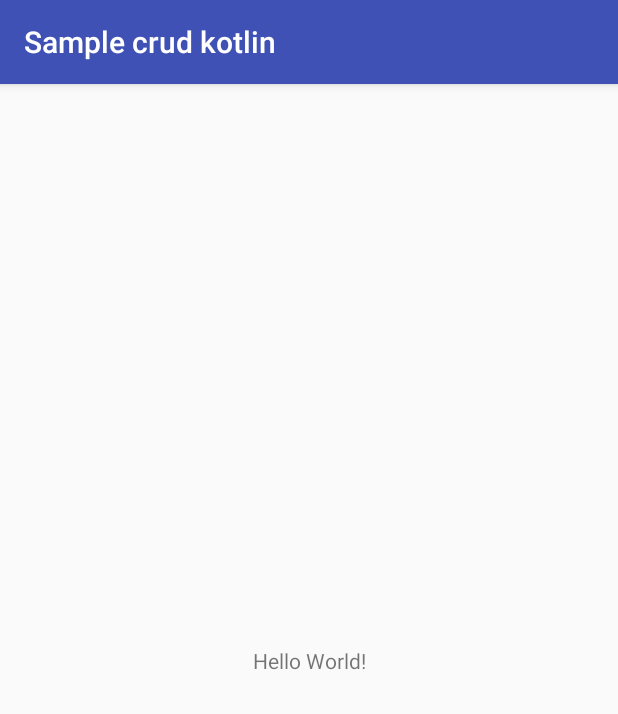
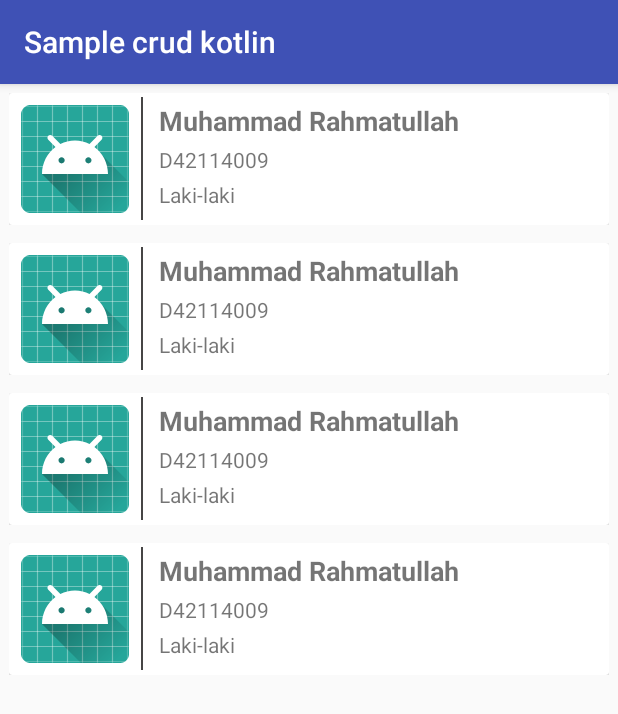
Before and after one commit to muhrahmatullah/Kotlin-crud-with-Room, an Android app: the screen it shows after launch (MainActivity), on a phone screen of 412 x 824 dp. Shown: the top 714 px of the screen. Run offline under Robolectric (Android 15) with nearby library versions, the phone set to English and light mode, and no system bars.

```diff
--- a/app/build.gradle
+++ b/app/build.gradle
@@ -22,12 +22,20 @@ android {
     }
 }
 
+ext{
+    supportLibVersion = '27.1.1'
+}
+
 dependencies {
     implementation fileTree(dir: 'libs', include: ['*.jar'])
     implementation"org.jetbrains.kotlin:kotlin-stdlib-jdk7:$kotlin_version"
-    implementation 'com.android.support:appcompat-v7:27.1.1'
-    implementation 'com.android.support.constraint:constraint-layout:1.1.2'
+    implementation "com.android.support:appcompat-v7:$supportLibVersion"
+    implementation "com.android.support:recyclerview-v7:$supportLibVersion"
+    implementation "com.android.support:cardview-v7:$supportLibVersion"
+    implementation "com.android.support:design:$supportLibVersion"
     testImplementation 'junit:junit:4.12'
     androidTestImplementation 'com.android.support.test:runner:1.0.2'
     androidTestImplementation 'com.android.support.test.espresso:espresso-core:3.0.2'
+    implementation "android.arch.persistence.room:runtime:1.1.1"
+    kapt "android.arch.persistence.room:compiler:1.1.1"
 }
--- a/app/src/main/java/com/rahmat/app/samplecrudkotlin/MainActivity.kt
+++ b/app/src/main/java/com/rahmat/app/samplecrudkotlin/MainActivity.kt
@@ -2,11 +2,30 @@ package com.rahmat.app.samplecrudkotlin
 
 import android.support.v7.app.AppCompatActivity
 import android.os.Bundle
+import android.support.v7.widget.LinearLayoutManager
+import com.rahmat.app.samplecrudkotlin.adapter.ItemAdapter
+import com.rahmat.app.samplecrudkotlin.entity.Student
+import kotlinx.android.synthetic.main.activity_main.*
 
 class MainActivity : AppCompatActivity() {
+
+    val students : ArrayList<Student> = ArrayList()
 
     override fun onCreate(savedInstanceState: Bundle?) {
         super.onCreate(savedInstanceState)
         setContentView(R.layout.activity_main)
+
+        addDummyData()
+
+        item_recyclerview.layoutManager = LinearLayoutManager(this)
+        item_recyclerview.adapter = ItemAdapter(students, this)
+
+    }
+
+    fun addDummyData(){
+        students.add(Student("Muhammad Rahmatullah", "D42114009", "Laki-laki"))
+        students.add(Student("Muhammad Rahmatullah", "D42114009", "Laki-laki"))
+        students.add(Student("Muhammad Rahmatullah", "D42114009", "Laki-laki"))
+        students.add(Student("Muhammad Rahmatullah", "D42114009", "Laki-laki"))
     }
 }
--- a/app/src/main/java/com/rahmat/app/samplecrudkotlin/adapter/ItemAdapter.kt
+++ b/app/src/main/java/com/rahmat/app/samplecrudkotlin/adapter/ItemAdapter.kt
@@ -1,7 +1,42 @@
 package com.rahmat.app.samplecrudkotlin.adapter
+
+import android.content.Context
+import android.support.v7.widget.RecyclerView
+import android.view.LayoutInflater
+import android.view.View
+import android.view.ViewGroup
+import com.rahmat.app.samplecrudkotlin.R
+import com.rahmat.app.samplecrudkotlin.entity.Student
+import kotlinx.android.synthetic.main.student_item_view.view.*
+
 
 /**
  * Created by muhrahmatullah on 12/08/18.
  */
-class ItemAdapter {
+class ItemAdapter(val studentList : ArrayList<Student>, val context : Context)
+    : RecyclerView.Adapter<ItemAdapter.ItemViewHolder>() {
+
+
+
+    override fun onCreateViewHolder(parent: ViewGroup, viewType: Int): ItemViewHolder {
+        return ItemViewHolder(LayoutInflater.from(context).inflate(
+                R.layout.student_item_view, parent, false))
+    }
+
+    override fun getItemCount(): Int {
+        return studentList.size
+    }
+
+    override fun onBindViewHolder(holder: ItemViewHolder, position: Int) {
+        holder.studentNameTV?.text = studentList.get(position).name
+        holder.studentNimTv?.text = studentList.get(position).nim
+        holder.studentGenTv?.text = studentList.get(position).gender
+    }
+
+    class ItemViewHolder(itemView: View) : RecyclerView.ViewHolder(itemView) {
+        val studentNameTV = itemView.item_name
+        val studentNimTv = itemView.item_nim
+        val studentGenTv = itemView.item_gender
+    }
+
 }
--- a/app/src/main/java/com/rahmat/app/samplecrudkotlin/entity/Student.kt
+++ b/app/src/main/java/com/rahmat/app/samplecrudkotlin/entity/Student.kt
@@ -3,5 +3,4 @@ package com.rahmat.app.samplecrudkotlin.entity
 /**
  * Created by muhrahmatullah on 12/08/18.
  */
-class Student {
-}
+data class Student(var name: String, var nim: String, var gender: String)
--- a/app/src/main/res/layout/activity_main.xml
+++ b/app/src/main/res/layout/activity_main.xml
@@ -1,18 +1,16 @@
 <?xml version="1.0" encoding="utf-8"?>
-<android.support.constraint.ConstraintLayout xmlns:android="http://schemas.android.com/apk/res/android"
+<RelativeLayout xmlns:android="http://schemas.android.com/apk/res/android"
     xmlns:app="http://schemas.android.com/apk/res-auto"
     xmlns:tools="http://schemas.android.com/tools"
     android:layout_width="match_parent"
     android:layout_height="match_parent"
     tools:context=".MainActivity">
 
-    <TextView
-        android:layout_width="wrap_content"
+    <android.support.v7.widget.RecyclerView
+        android:layout_width="match_parent"
         android:layout_height="wrap_content"
-        android:text="Hello World!"
-        app:layout_constraintBottom_toBottomOf="parent"
-        app:layout_constraintLeft_toLeftOf="parent"
-        app:layout_constraintRight_toRightOf="parent"
-        app:layout_constraintTop_toTopOf="parent" />
+        android:id="@+id/item_recyclerview"
+        />
 
-</android.support.constraint.ConstraintLayout>
+
+</RelativeLayout>
--- a/app/src/main/res/layout/student_item_view.xml
+++ b/app/src/main/res/layout/student_item_view.xml
@@ -1,6 +1,65 @@
 <?xml version="1.0" encoding="utf-8"?>
-<LinearLayout xmlns:android="http://schemas.android.com/apk/res/android"
-    android:orientation="vertical" android:layout_width="match_parent"
-    android:layout_height="match_parent">
+<RelativeLayout xmlns:android="http://schemas.android.com/apk/res/android"
+    xmlns:tools="http://schemas.android.com/tools"
+    android:layout_width="match_parent"
+    xmlns:app="http://schemas.android.com/apk/res-auto"
+    android:padding="6dp"
+    android:layout_height="wrap_content">
 
-</LinearLayout>
+    <android.support.v7.widget.CardView
+        android:id="@+id/item_container"
+        android:layout_width="match_parent"
+        android:layout_height="wrap_content"
+        app:cardElevation="4dp"
+        android:elevation="4dp">
+            <RelativeLayout
+                android:layout_width="match_parent"
+                android:layout_height="match_parent">
+
+            <ImageView
+                android:layout_width="wrap_content"
+                android:layout_height="wrap_content"
+                android:padding="8dp"
+                android:id="@+id/student_icon"
+                android:src="@mipmap/ic_launcher"/>
+
+                <View
+                    android:layout_width="1dp"
+                    android:layout_height="82dp"
+                    android:layout_centerVertical="true"
+                    android:background="#464545"
+                    android:layout_centerHorizontal="true"
+                    android:layout_toRightOf="@id/student_icon"/>
+            <LinearLayout
+                android:layout_width="match_parent"
+                android:layout_height="wrap_content"
+                android:layout_marginTop="6dp"
+                android:orientation="vertical"
+                android:layout_marginLeft="12dp"
+                android:layout_toRightOf="@id/student_icon">
+
+                <TextView
+                    android:layout_width="wrap_content"
+                    android:layout_height="wrap_content"
+                    android:id="@+id/item_name"
+                    android:textSize="18sp"
+                    android:textStyle="bold"
+                    tools:text="Nama : Muh. Rahmatullah"/>
+
+                <TextView
+                    android:layout_width="wrap_content"
+                    android:layout_height="wrap_content"
+                    android:id="@+id/item_nim"
+                    android:layout_marginTop="4dp"
+                    tools:text="Nim : 12345675"/>
+                <TextView
+                    android:layout_width="wrap_content"
+                    android:layout_height="wrap_content"
+                    android:id="@+id/item_gender"
+                    android:layout_marginTop="4dp"
+                    tools:text="Jenis Kelamin : Laki-laki"/>
+            </LinearLayout>
+        </RelativeLayout>
+    </android.support.v7.widget.CardView>
+
+</RelativeLayout>
```
